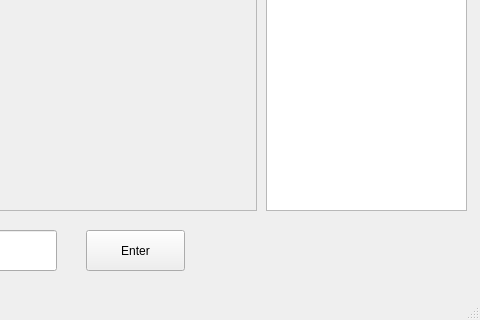
sssss1031/bootcamp_sketch, file secondwindow.ui: the form before one commit; both pictures show x 544 to 1024 and y 280 to 600 of the 1024 by 600 pixel window.
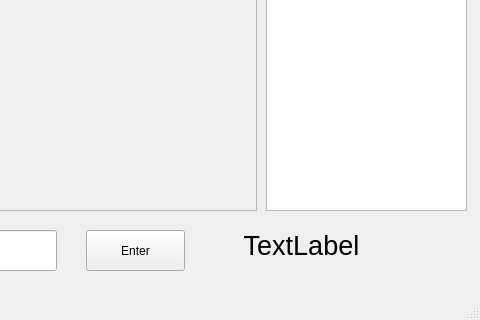
The form after the commit.

The edit to the form file:
```diff
--- a/secondwindow.ui
+++ b/secondwindow.ui
@@ -289,6 +289,30 @@
      <string>Chat</string>
     </property>
    </widget>
+   <widget class="QLabel" name="timelabel">
+    <property name="geometry">
+     <rect>
+      <x>760</x>
+      <y>500</y>
+      <width>171</width>
+      <height>51</height>
+     </rect>
+    </property>
+    <property name="font">
+     <font>
+      <pointsize>20</pointsize>
+     </font>
+    </property>
+    <property name="layoutDirection">
+     <enum>Qt::LeftToRight</enum>
+    </property>
+    <property name="text">
+     <string>TextLabel</string>
+    </property>
+    <property name="alignment">
+     <set>Qt::AlignCenter</set>
+    </property>
+   </widget>
   </widget>
   <widget class="QMenuBar" name="menubar">
    <property name="geometry">
```
